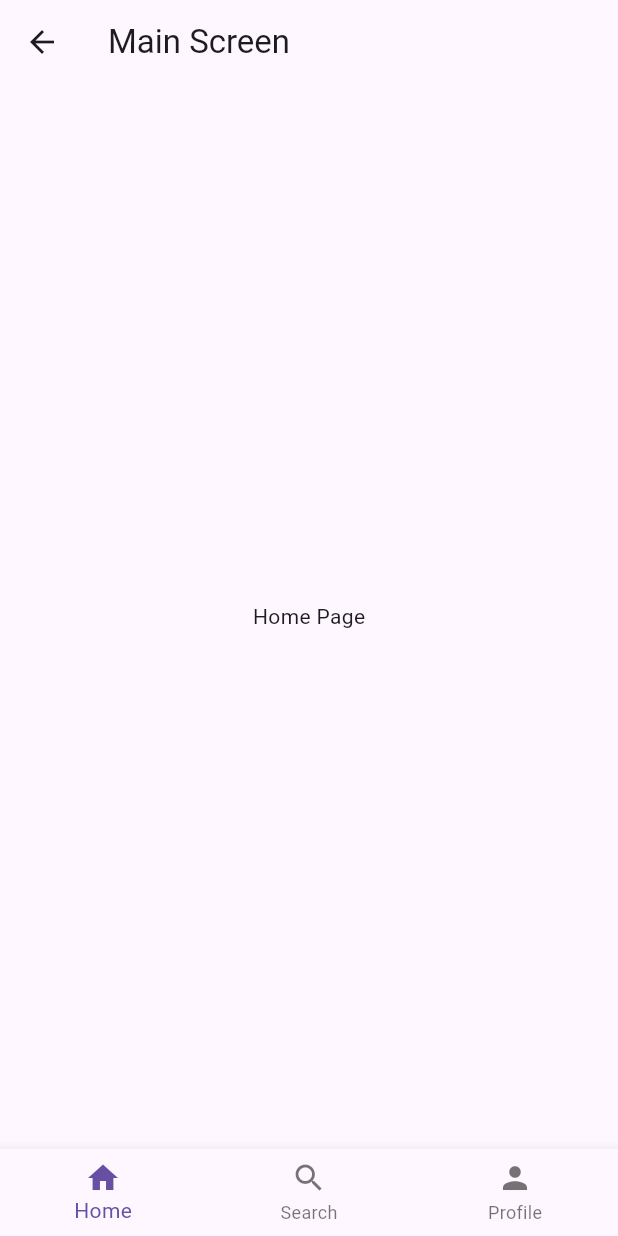
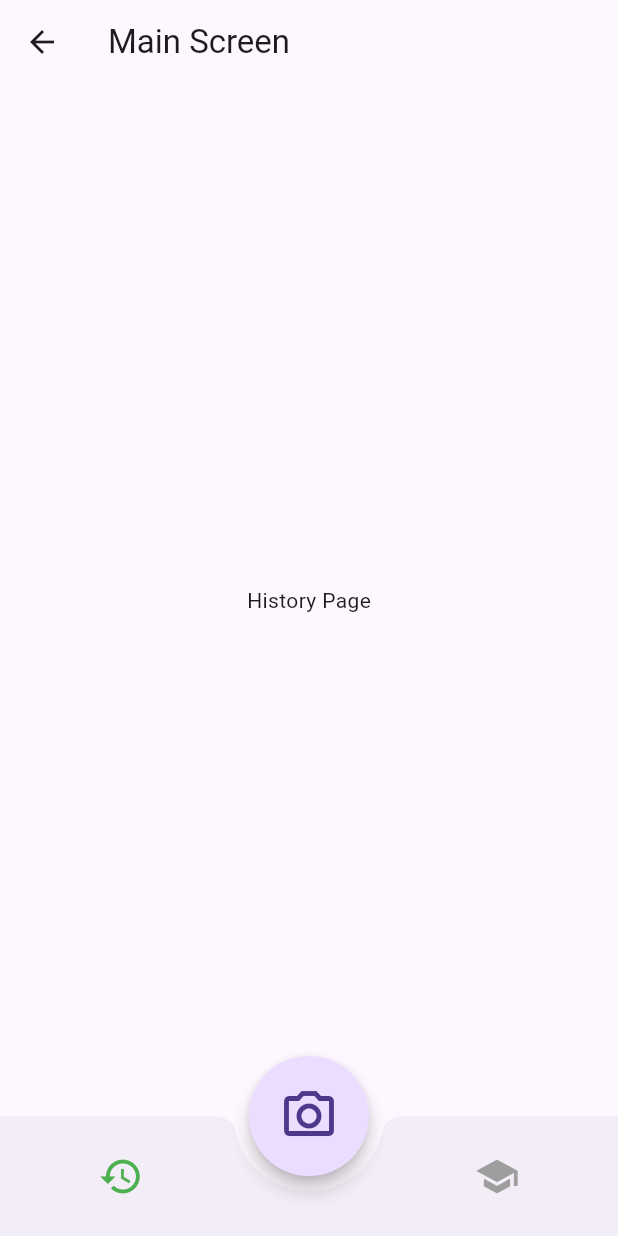
Before and after one commit to Dreamer-T/UniQualifier, a Flutter app: the screen it shows after launch, after a tap on "Login", on a phone screen of 412 x 824 dp. Run offline on Flutter 3.47's test engine with Material 3 defaults, Android fonts, the light colour scheme and no system bars; our stand-ins replace camera, image_picker.

Commit message:
重新规划按键排布

```diff
--- a/uniqualifier/lib/main.dart
+++ b/uniqualifier/lib/main.dart
@@ -1,4 +1,6 @@
 import 'package:flutter/material.dart';
+
+import 'search.dart';
 
 void main() {
   runApp(Uniqualifier());
@@ -8,18 +10,18 @@ void main() {
 class Uniqualifier extends StatelessWidget {
   @override
   Widget build(BuildContext context) {
-    /// 没懂为啥是 MaterialApp
     return MaterialApp(
       title: 'Flutter Login Demo',
       theme: ThemeData(
-        primarySwatch: Colors.blue,
+        primarySwatch: Colors.green,
       ),
 
       /// 设置主界面
       home: LoginScreen(),
       routes: {
         '/home': (BuildContext context) => LoginScreen(),
-        '/home/admin': (BuildContext context) => MainScreen(),
+        '/home/main': (BuildContext context) => MainScreen(),
+        '/home/camera': (BuildContext context) => MainScreen(),
       },
     );
   }
@@ -43,7 +45,7 @@ class _LoginScreenState extends State<LoginScreen> {
     // Perform login logic here
     print('Username: $username');
     print('Password: $password');
-    Navigator.pushNamed(context, "/home/admin");
+    Navigator.pushNamed(context, "/home/main");
   }
 
   @override
@@ -96,56 +98,3 @@ class _LoginScreenState extends State<LoginScreen> {
     );
   }
 }
-
-/// 第二个界面：主界面，不可改变
-class MainScreen extends StatefulWidget {
-  @override
-  State<StatefulWidget> createState() => _MainScreenState();
-}
-
-/// 界面创建
-class _MainScreenState extends State<MainScreen> {
-  // 当前选中的页面索引
-  int _currentIndex = 0;
-
-  // 页面列表
-  final List<Widget> _pages = [
-    Center(child: Text('Home Page')),
-    Center(child: Text('Search Page')),
-    Center(child: Text('Profile Page')),
-  ];
-
-  void _onItemTapped(int index) {
-    setState(() {
-      _currentIndex = index;
-    });
-  }
-
-  @override
-  Widget build(BuildContext context) {
-    return Scaffold(
-      appBar: AppBar(
-        title: Text('Main Screen'),
-      ),
-      body: _pages[_currentIndex],
-      bottomNavigationBar: BottomNavigationBar(
-        currentIndex: _currentIndex,
-        onTap: _onItemTapped,
-        items: const <BottomNavigationBarItem>[
-          BottomNavigationBarItem(
-            icon: Icon(Icons.home),
-            label: 'Home',
-          ),
-          BottomNavigationBarItem(
-            icon: Icon(Icons.search),
-            label: 'Search',
-          ),
-          BottomNavigationBarItem(
-            icon: Icon(Icons.person),
-            label: 'Profile',
-          ),
-        ],
-      ),
-    );
-  }
-}
--- /dev/null
+++ b/uniqualifier/lib/search.dart
@@ -0,0 +1,145 @@
+import 'dart:io';
+import 'package:camera/camera.dart';
+import 'package:flutter/material.dart';
+import 'package:image_picker/image_picker.dart';
+
+class MainScreen extends StatefulWidget {
+  @override
+  State<StatefulWidget> createState() => _MainScreenState();
+}
+
+class _MainScreenState extends State<MainScreen>
+    with SingleTickerProviderStateMixin {
+  int _currentIndex = 0;
+  CameraController? _cameraController;
+  List<CameraDescription>? _cameras;
+  XFile? _galleryImage;
+  XFile? _capturedImage; // 保存拍摄的图片
+
+  bool _isSearching = false; // 是否处于搜索状态
+
+  final List<Widget> _pages = [];
+
+  @override
+  void initState() {
+    super.initState();
+    _initializeCamera();
+  }
+
+  Future<void> _initializeCamera() async {
+    _cameras = await availableCameras();
+    if (_cameras != null && _cameras!.isNotEmpty) {
+      _cameraController = CameraController(_cameras![0], ResolutionPreset.high);
+      await _cameraController!.initialize();
+      setState(() {
+        _pages.addAll([
+          Center(child: Text('History Page')),
+          _buildCameraPreview(), // Search page (camera)
+          Center(child: Text('Ask a teacher Page')),
+        ]);
+      });
+    }
+  }
+
+  Future<void> _pickImageFromGallery() async {
+    final ImagePicker _picker = ImagePicker();
+    XFile? image = await _picker.pickImage(source: ImageSource.gallery);
+    setState(() {
+      _galleryImage = image;
+    });
+  }
+
+  // 拍照功能
+  Future<void> _takePicture() async {
+    if (_cameraController != null && _cameraController!.value.isInitialized) {
+      XFile image = await _cameraController!.takePicture();
+      setState(() {
+        _capturedImage = image; // 保存拍摄的图片
+      });
+    }
+  }
+
+  void _onItemTapped(int index) {
+    setState(() {
+      _currentIndex = index;
+      if (_currentIndex != 1) {
+        _isSearching = false;
+      }
+    });
+  }
+
+  @override
+  void dispose() {
+    _cameraController?.dispose();
+    super.dispose();
+  }
+
+  Widget _buildCameraPreview() {
+    return Center(child: Text('Search Page'));
+  }
+
+  @override
+  Widget build(BuildContext context) {
+    return Scaffold(
+      appBar: AppBar(
+        title: Text('Main Screen'),
+      ),
+      body: _pages.isNotEmpty
+          ? _pages[_currentIndex]
+          : Center(child: CircularProgressIndicator()),
+      bottomNavigationBar: BottomAppBar(
+        shape: _isSearching ? null : CircularNotchedRectangle(), // 切换底部的形状
+        notchMargin: _isSearching ? 0.0 : 10.0, // 根据是否处于搜索状态切换notchMargin
+        child: Row(
+          mainAxisAlignment: MainAxisAlignment.spaceAround,
+          children: <Widget>[
+            IconButton(
+              iconSize: 30.0,
+              icon: Icon(Icons.history),
+              tooltip: "History",
+              color: _currentIndex == 0 ? Colors.green : Colors.grey,
+              onPressed: () {
+                _onItemTapped(0);
+              },
+            ),
+            SizedBox(width: 40), // 中间留出位置给浮动按钮
+            IconButton(
+              iconSize: 30.0,
+              icon: Icon(Icons.school),
+              tooltip: "Ask a teacher",
+              color: _currentIndex == 2 ? Colors.green : Colors.grey,
+              onPressed: () {
+                _onItemTapped(2);
+              },
+            ),
+          ],
+        ),
+      ),
+      floatingActionButton: AnimatedContainer(
+        duration: Duration(milliseconds: 500), // 动画持续时间
+        curve: Curves.linear, // 动画曲线
+        width: _isSearching ? 80.0 : 80.0, // 当处于搜索状态时，按钮宽度变为0
+        height: _isSearching ? 200.0 : 80.0, // 高度也随之变化
+        child: FloatingActionButton(
+          onPressed: () {
+            if (_currentIndex == 1) {
+              // 如果当前在 Search Page，拍照
+              _takePicture();
+            } else {
+              // 切换到 Search Page
+              setState(() {
+                _isSearching = true; // 切换到搜索状态
+                Navigator.pushNamed(context, "/home/camera");
+              });
+            }
+          },
+          child: Icon(Icons.camera_alt_outlined, size: 40), // 调整图标大小以适应按钮
+          tooltip: 'Search',
+          elevation: 5.0,
+          shape: CircleBorder(), // 圆形
+        ),
+      ),
+      floatingActionButtonLocation: FloatingActionButtonLocation.centerDocked,
+    );
+  }
+}
--- a/uniqualifier/pubspec.yaml
+++ b/uniqualifier/pubspec.yaml
@@ -11,6 +11,8 @@ environment:
 dependencies:
   flutter:
     sdk: flutter
+  camera: ^0.10.0+2
+  image_picker: ^0.8.5+3  # 或者最新版本
 
   english_words: ^4.0.0
   provider: ^6.0.0
```
Also changed, not shown: uniqualifier/pubspec.lock, 6 other files.
